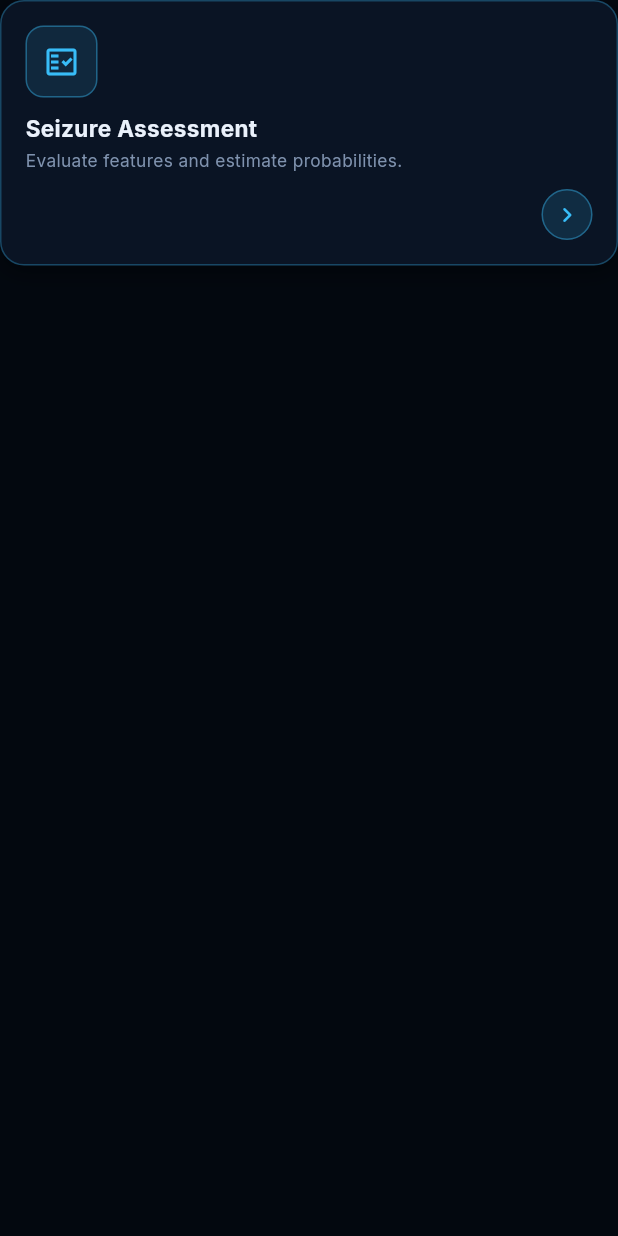
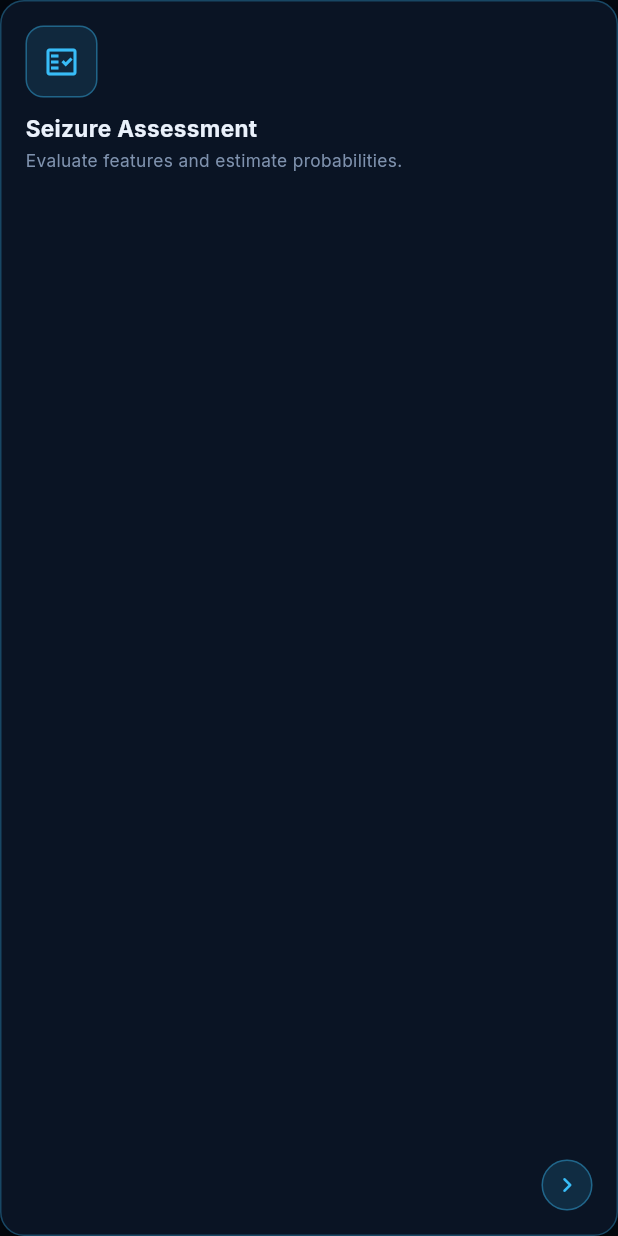
Before and after one commit to mahham20022-art/seizure-compass, a Flutter app: the NavCard widget shown alone on an empty page, opened directly, on a phone screen of 412 x 824 dp. Run offline on Flutter 3.47's test engine with Material 3 defaults, Android fonts, the phone set to English and light mode, and no system bars.

Commit message:
Pin module-card chevron to the bottom-right corner
Previously the "go" arrow sat directly after the title/subtitle text, so
its vertical position drifted card-to-card depending on how many lines
the copy wrapped to (visible as an uneven gap under "Clinical Pearls" vs
"Seizure Atlas" on the home grid). Expanding the trailing spacer pins it
to the card's bottom-right corner consistently.

```diff
--- a/lib/core/widgets/nav_card.dart
+++ b/lib/core/widgets/nav_card.dart
@@ -31,7 +31,6 @@ class NavCard extends StatelessWidget {
       padding: const EdgeInsets.all(AppSpacing.s4),
       child: Column(
         crossAxisAlignment: CrossAxisAlignment.start,
-        mainAxisSize: MainAxisSize.min,
         children: [
           Container(
             width: 48,
@@ -58,8 +57,10 @@ class NavCard extends StatelessWidget {
             subtitle,
             style: const TextStyle(color: AppColors.muted, fontSize: 11.5, height: 1.3),
           ),
-          const SizedBox(height: AppSpacing.s3),
-          Align(
+          // Always pins the "go" chevron to the card's bottom-right corner,
+          // regardless of how many lines the title/subtitle wrap to.
+          Expanded(
+            child: Align(
               alignment: Alignment.bottomRight,
               child: Container(
                 width: 34,
@@ -72,6 +73,7 @@ class NavCard extends StatelessWidget {
                 child: Icon(Icons.chevron_right_rounded, color: accent, size: 20),
               ),
             ),
+          ),
         ],
       ),
     );
```
Lines whose indentation alone changed are shown as unchanged.
